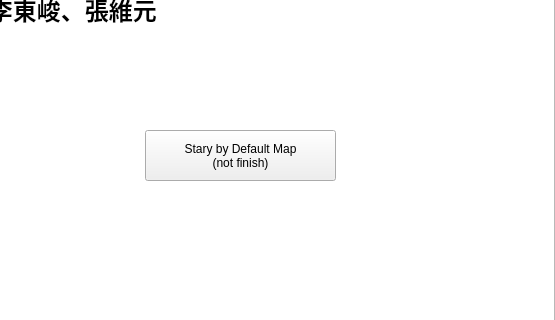
Before: the Qt Designer form mainwindow.ui in wayne846/pipeGame, drawn with Qt 5; both pictures show x 445 to 1000 and y 133 to 453 of the 1000 by 600 pixel window.
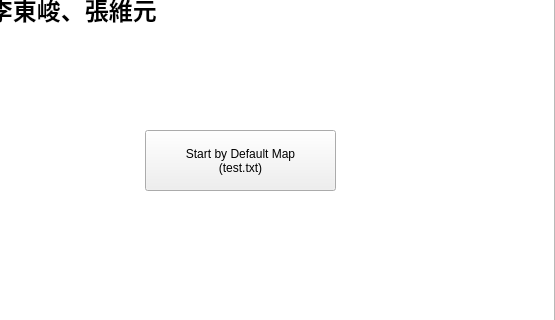
After: the same form once the commit is applied.

Commit message: create map by test.txt test.txt must put by .exe file

Diff of the .ui file:
```diff
--- a/mainwindow.ui
+++ b/mainwindow.ui
@@ -101,12 +101,12 @@
       <x>590</x>
       <y>240</y>
       <width>191</width>
-      <height>51</height>
+      <height>61</height>
      </rect>
     </property>
     <property name="text">
-     <string>Stary by Default Map
-(not finish)</string>
+     <string>Start by Default Map
+(test.txt)</string>
     </property>
    </widget>
    <widget class="QLabel" name="label__title">
```
The commit also changes 9 other files.
